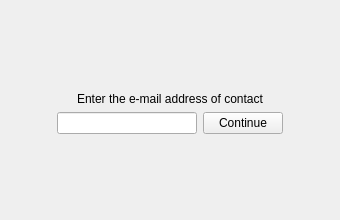
First picture: the form in src/plugins/ramblermailnotify/custommailpage.ui, repository silvansky/Contacts, before the edit.
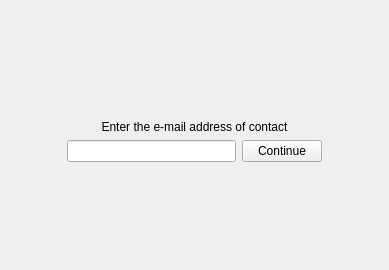
Second picture: the form after the edit. Custom widgets are drawn as their Qt base class.

```diff
--- a/src/plugins/ramblermailnotify/custommailpage.ui
+++ b/src/plugins/ramblermailnotify/custommailpage.ui
@@ -6,10 +6,25 @@
    <rect>
     <x>0</x>
     <y>0</y>
-    <width>340</width>
-    <height>219</height>
+    <width>389</width>
+    <height>270</height>
    </rect>
   </property>
+  <layout class="QVBoxLayout" name="verticalLayout">
+   <property name="leftMargin">
+    <number>0</number>
+   </property>
+   <property name="topMargin">
+    <number>5</number>
+   </property>
+   <property name="rightMargin">
+    <number>0</number>
+   </property>
+   <property name="bottomMargin">
+    <number>0</number>
+   </property>
+   <item>
+    <widget class="QFrame" name="frmContents">
   <layout class="QGridLayout" name="gridLayout" rowstretch="1,0,0,1" columnstretch="1,3,0,1">
    <item row="0" column="1" colspan="2">
     <spacer name="vspTop">
@@ -81,10 +96,13 @@
      <property name="sizeHint" stdset="0">
       <size>
        <width>215</width>
-       <height>70</height>
+          <height>93</height>
       </size>
      </property>
     </spacer>
+      </item>
+     </layout>
+    </widget>
    </item>
   </layout>
  </widget>
```
Left out of the diff: 52 changed lines with no effect on the pictures. Lines whose indentation alone changed are shown as unchanged.
